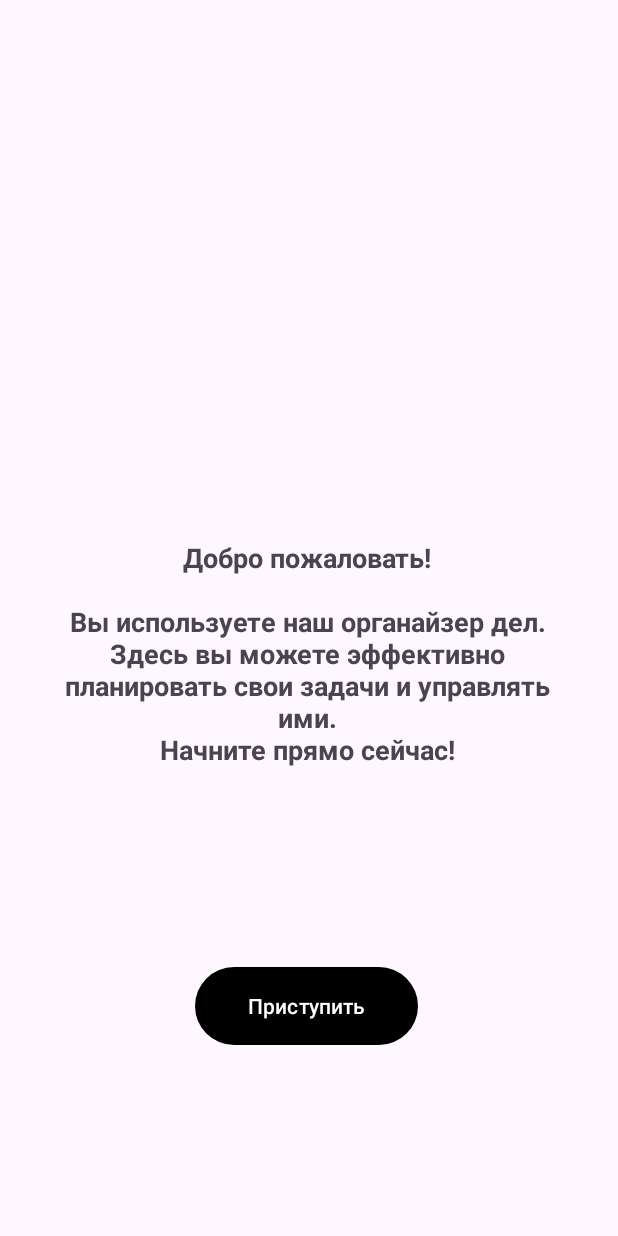
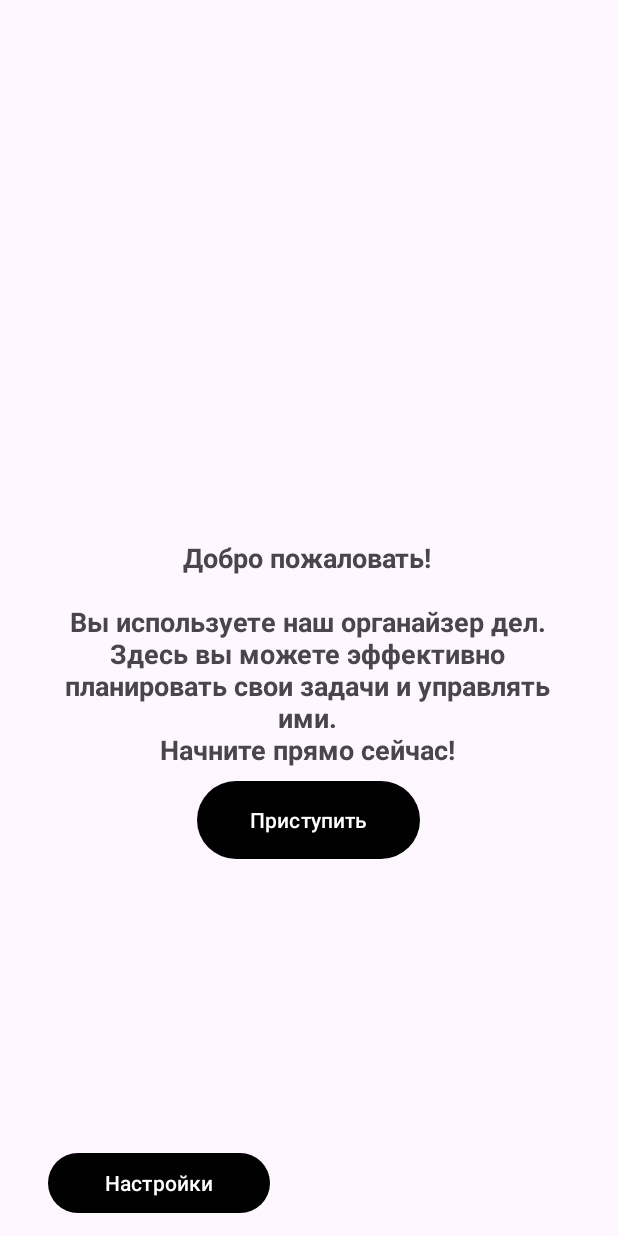
Before and after one commit to ikanit1/diplomnaya, an Android app: the screen it shows after launch (MainActivity), on a phone screen of 412 x 824 dp. Run offline under Robolectric (Android 15) with nearby library versions, the phone set to English and light mode, and no system bars.

Commit message:
добавил кнопку настройки на экране приветствия, но пока без функционала

```diff
--- a/app/build.gradle
+++ b/app/build.gradle
@@ -55,6 +55,7 @@ dependencies {
     implementation 'androidx.activity:activity-compose:1.8.2'
     implementation platform('androidx.compose:compose-bom:2023.08.00')
     implementation 'androidx.compose.ui:ui'
+    implementation 'androidx.constraintlayout:constraintlayout:2.1.3'
     implementation 'androidx.compose.ui:ui-graphics'
     implementation 'androidx.compose.ui:ui-tooling-preview'
     implementation 'androidx.compose.material3:material3'
--- a/app/src/main/java/com/example/diplomnaya/MainActivity.java
+++ b/app/src/main/java/com/example/diplomnaya/MainActivity.java
@@ -10,10 +10,12 @@ import androidx.appcompat.app.AppCompatActivity;
 import java.text.SimpleDateFormat;
 import java.util.Calendar;
 import java.util.Locale;
+import android.widget.Button;
+
 
 public class MainActivity extends AppCompatActivity {
 
-    private TextView dateTextView;
+    private Button settingsButton;
     private final Handler handler = new Handler(Looper.getMainLooper());
 
     @Override
@@ -21,9 +23,24 @@ public class MainActivity extends AppCompatActivity {
         super.onCreate(savedInstanceState);
         setContentView(R.layout.activity_main);
 
+        settingsButton = findViewById(R.id.button_settings);
+
+        settingsButton.setOnClickListener(new View.OnClickListener() {
+            @Override
+            public void onClick(View v) {
+                openSettingsActivity(); // Вызываем метод для открытия экрана настроек
+            }
+        });
+    }
+
+    public void openSettingsActivity() {
+        Intent intent = new Intent(this, SettingsActivity.class); // Создаем Intent для перехода на экран настроек
+        startActivity(intent); // Запускаем экран настроек
+    }
         // Настройка вашего пользовательского интерфейса, инициализация переменных и т.д.
 
-    }
+
+
 
     // Метод для перехода на следующую активити
     public void startNextActivity(View view) {
--- a/app/src/main/res/layout/activity_main.xml
+++ b/app/src/main/res/layout/activity_main.xml
@@ -3,11 +3,8 @@
     xmlns:app="http://schemas.android.com/apk/res-auto"
     xmlns:tools="http://schemas.android.com/tools"
     android:layout_width="match_parent"
-
-
     android:layout_height="match_parent"
     tools:context=".MainActivity">
-
 
     <RelativeLayout
         android:layout_width="match_parent"
@@ -39,6 +36,8 @@
             android:textSize="18sp"
             android:textStyle="bold" />
 
+        <!-- Кнопка для перехода к экрану настроек -->
+
         <Button
             android:id="@+id/button_start"
             android:layout_width="148dp"
@@ -46,13 +45,23 @@
             android:layout_alignParentStart="true"
             android:layout_alignParentEnd="true"
             android:layout_alignParentBottom="true"
-            android:layout_marginStart="110dp"
-            android:layout_marginEnd="113dp"
-            android:layout_marginBottom="123dp"
+            android:layout_marginStart="111dp"
+            android:layout_marginEnd="112dp"
+            android:layout_marginBottom="247dp"
             android:onClick="startNextActivity"
             android:text="Приступить" />
 
+        <Button
+            android:id="@+id/button_settings"
+            android:layout_width="147dp"
+            android:layout_height="wrap_content"
+            android:layout_alignParentStart="true"
+            android:layout_alignParentEnd="true"
+            android:layout_alignParentBottom="true"
+            android:layout_marginStart="12dp"
+            android:layout_marginEnd="212dp"
+            android:layout_marginBottom="11dp"
+            android:onClick="openSettingsActivity"
+            android:text="Настройки" />
     </RelativeLayout>
-
-
 </androidx.constraintlayout.widget.ConstraintLayout>
--- a/app/src/main/res/values/strings.xml
+++ b/app/src/main/res/values/strings.xml
@@ -2,4 +2,5 @@
     <string name="app_name">diplomnaya</string>
     <string name="current_date">Current Date</string>
     <string name="title_activity_work_space">work_space</string>
+    <string name="buttonchangetheme">Сменить тему</string>
 </resources>
--- a/build.gradle
+++ b/build.gradle
@@ -2,4 +2,5 @@
 plugins {
 id 'com.android.application' version '8.2.2' apply false
     id 'org.jetbrains.kotlin.android' version '1.9.0' apply false
+
 }
```
Also changed, not shown: app/src/main/AndroidManifest.xml (+8 -7 lines), app/src/main/java/com/example/diplomnaya/SettingsActivity.java (added, +41 -0 lines), app/src/main/res/layout/main_settings.xml (added, +20 -0 lines).
